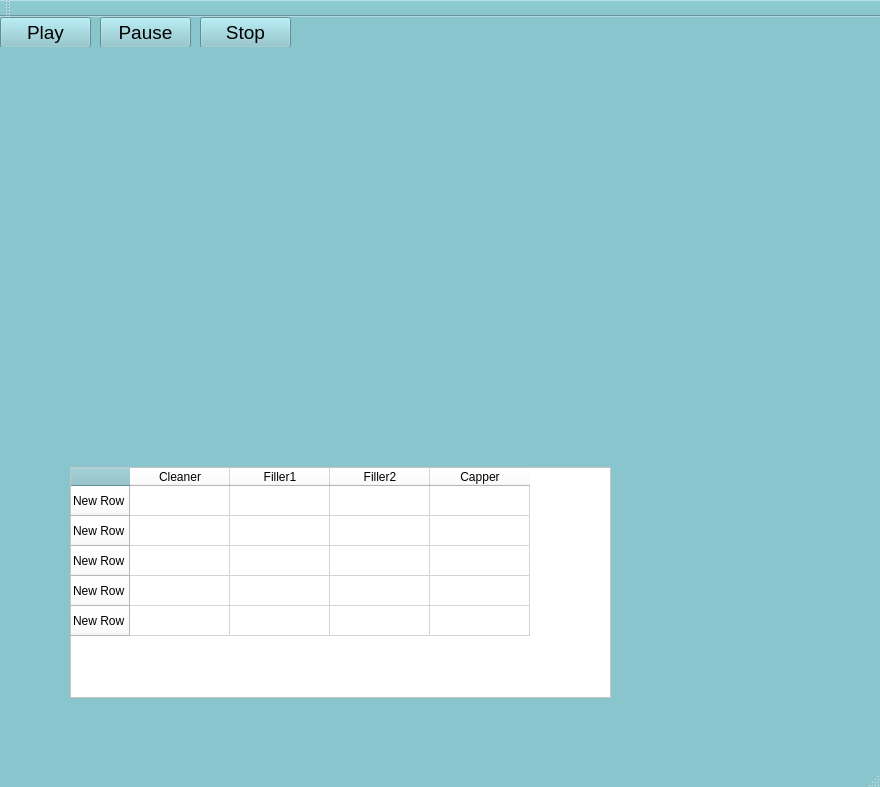
First picture: the form in mainwindow.ui, repository SebasVillanueva69/CokeFactory, before the edit.
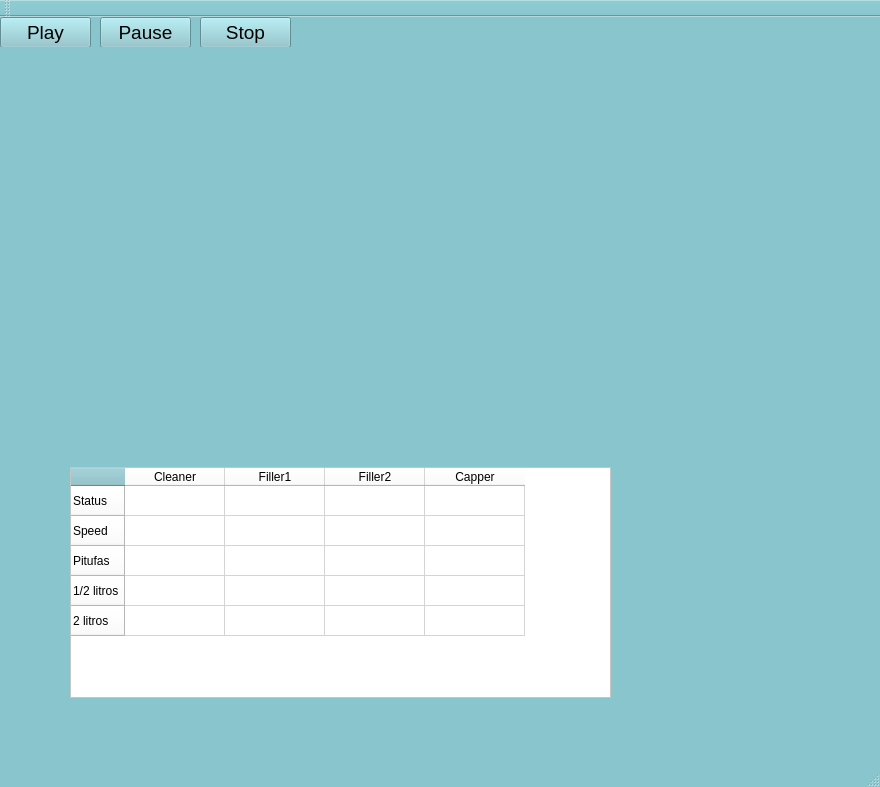
Second picture: the form after the edit.

What changed in the file:
```diff
--- a/mainwindow.ui
+++ b/mainwindow.ui
@@ -2206,27 +2206,27 @@
     </property>
     <row>
      <property name="text">
-      <string>New Row</string>
+      <string>Status</string>
      </property>
     </row>
     <row>
      <property name="text">
-      <string>New Row</string>
+      <string>Speed</string>
      </property>
     </row>
     <row>
      <property name="text">
-      <string>New Row</string>
+      <string>Pitufas</string>
      </property>
     </row>
     <row>
      <property name="text">
-      <string>New Row</string>
+      <string>1/2 litros</string>
      </property>
     </row>
     <row>
      <property name="text">
-      <string>New Row</string>
+      <string>2 litros</string>
      </property>
     </row>
     <column>
```
